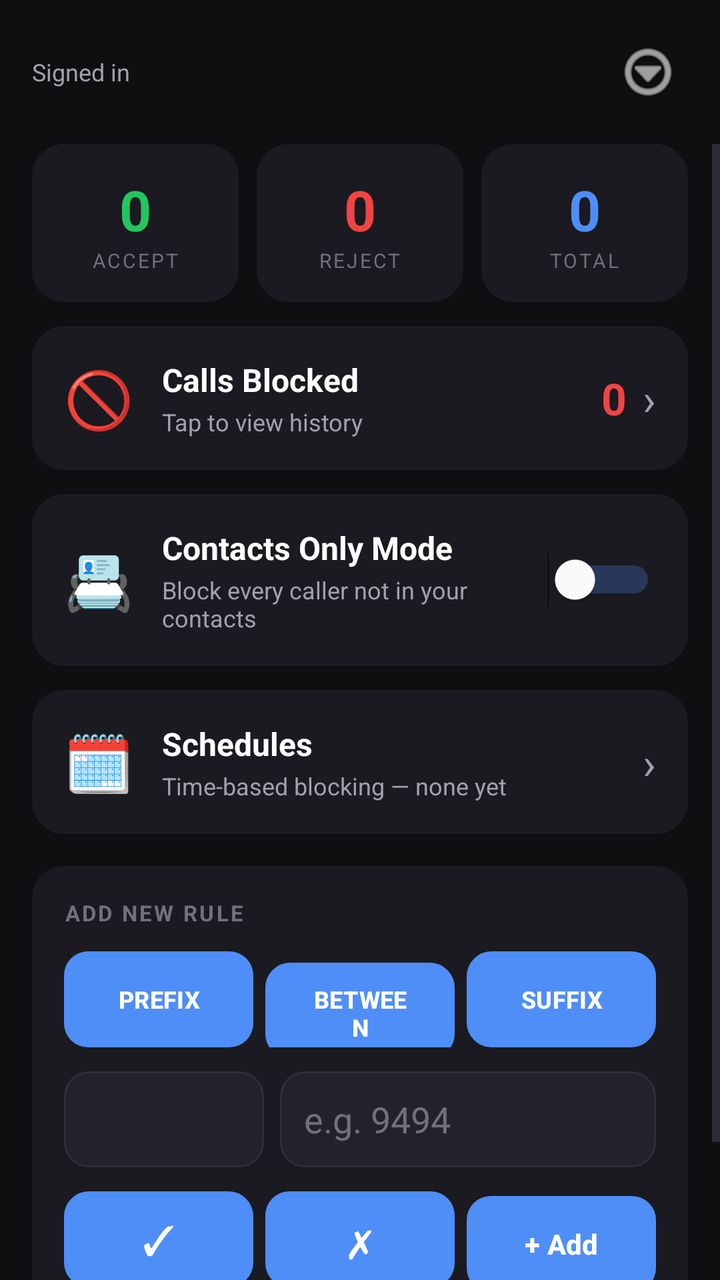
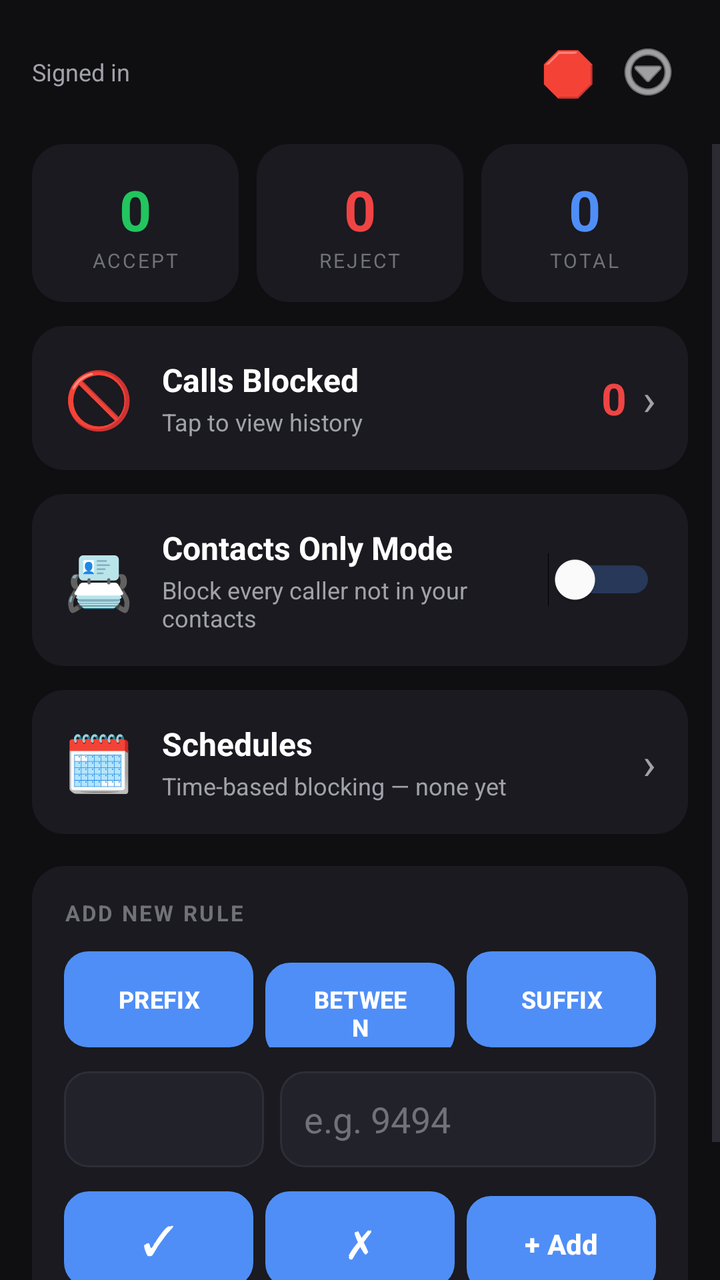

Before-and-after screenshots of an Android layout around one commit, followed by the original layout XML and the change that was made.
<!-- AndroidManifest.xml: application theme Theme.CallFilter -->
<!-- res/layout/activity_main.xml -->
<?xml version="1.0" encoding="utf-8"?>
<LinearLayout xmlns:android="http://schemas.android.com/apk/res/android"
    android:layout_width="match_parent"
    android:layout_height="match_parent"
    android:orientation="vertical"
    android:background="@color/bg">

    
    <LinearLayout
        android:layout_width="match_parent"
        android:layout_height="wrap_content"
        android:orientation="horizontal"
        android:gravity="center_vertical"
        android:padding="16dp">
        <TextView
            android:id="@+id/topBarUserInfo"
            android:layout_width="0dp"
            android:layout_weight="1"
            android:layout_height="wrap_content"
            android:text="Signed in"
            android:textSize="12sp"
            android:textColor="@color/subtext"
            android:singleLine="true"
            android:ellipsize="end"/>
        <ImageButton
            android:id="@+id/btnTopMenu"
            android:layout_width="40dp"
            android:layout_height="40dp"
            android:src="@android:drawable/ic_menu_more"
            android:background="?android:attr/selectableItemBackgroundBorderless"
            android:tint="@color/text"
            android:contentDescription="Menu"/>
    </LinearLayout>

    <ScrollView
        android:layout_width="match_parent"
        android:layout_height="0dp"
        android:layout_weight="1"
        android:fillViewport="true">

        <LinearLayout
            android:layout_width="match_parent"
            android:layout_height="wrap_content"
            android:orientation="vertical"
            android:paddingStart="16dp"
            android:paddingEnd="16dp"
            android:paddingBottom="16dp">

            
            <LinearLayout
                android:layout_width="match_parent"
                android:layout_height="wrap_content"
                android:orientation="horizontal">

                <LinearLayout
                    android:layout_width="0dp"
                    android:layout_weight="1"
                    android:layout_height="wrap_content"
                    android:orientation="vertical"
                    android:gravity="center"
                    android:background="@drawable/card_bg"
                    android:padding="14dp"
                    android:layout_marginEnd="6dp">
                    <TextView
                        android:id="@+id/statAccept"
                        android:layout_width="wrap_content"
                        android:layout_height="wrap_content"
                        android:text="0"
                        android:textSize="28sp"
                        android:textStyle="bold"
                        android:textColor="@color/accept"/>
                    <TextView
                        android:layout_width="wrap_content"
                        android:layout_height="wrap_content"
                        android:text="ACCEPT"
                        android:textSize="10sp"
                        android:textColor="@color/muted"
                        android:letterSpacing="0.1"/>
                </LinearLayout>

                <LinearLayout
                    android:layout_width="0dp"
                    android:layout_weight="1"
                    android:layout_height="wrap_content"
                    android:orientation="vertical"
                    android:gravity="center"
                    android:background="@drawable/card_bg"
                    android:padding="14dp"
                    android:layout_marginStart="3dp"
                    android:layout_marginEnd="3dp">
                    <TextView
                        android:id="@+id/statReject"
                        android:layout_width="wrap_content"
                        android:layout_height="wrap_content"
                        android:text="0"
                        android:textSize="28sp"
                        android:textStyle="bold"
                        android:textColor="@color/reject"/>
                    <TextView
                        android:layout_width="wrap_content"
                        android:layout_height="wrap_content"
                        android:text="REJECT"
                        android:textSize="10sp"
                        android:textColor="@color/muted"
                        android:letterSpacing="0.1"/>
                </LinearLayout>

                <LinearLayout
                    android:layout_width="0dp"
                    android:layout_weight="1"
                    android:layout_height="wrap_content"
                    android:orientation="vertical"
                    android:gravity="center"
                    android:background="@drawable/card_bg"
                    android:padding="14dp"
                    android:layout_marginStart="6dp">
                    <TextView
                        android:id="@+id/statTotal"
                        android:layout_width="wrap_content"
                        android:layout_height="wrap_content"
                        android:text="0"
                        android:textSize="28sp"
                        android:textStyle="bold"
                        android:textColor="@color/accent"/>
                    <TextView
                        android:layout_width="wrap_content"
                        android:layout_height="wrap_content"
                        android:text="TOTAL"
                        android:textSize="10sp"
                        android:textColor="@color/muted"
                        android:letterSpacing="0.1"/>
                </LinearLayout>
            </LinearLayout>

            
            <LinearLayout
                android:id="@+id/blockedCallsCard"
                android:layout_width="match_parent"
                android:layout_height="wrap_content"
                android:orientation="horizontal"
                android:gravity="center_vertical"
                android:background="@drawable/card_bg"
                android:padding="16dp"
                android:layout_marginTop="12dp"
                android:clickable="true"
                android:focusable="true">
                <TextView
                    android:layout_width="wrap_content"
                    android:layout_height="wrap_content"
                    android:text="🚫"
                    android:textSize="28sp"
                    android:layout_marginEnd="14dp"/>
                <LinearLayout
                    android:layout_width="0dp"
                    android:layout_weight="1"
                    android:layout_height="wrap_content"
                    android:orientation="vertical">
                    <TextView
                        android:layout_width="wrap_content"
                        android:layout_height="wrap_content"
                        android:text="Calls Blocked"
                        android:textSize="16sp"
                        android:textStyle="bold"
                        android:textColor="@color/text"/>
                    <TextView
                        android:layout_width="wrap_content"
                        android:layout_height="wrap_content"
                        android:text="Tap to view history"
                        android:textSize="12sp"
                        android:textColor="@color/subtext"
                        android:layout_marginTop="2dp"/>
                </LinearLayout>
                <TextView
                    android:id="@+id/blockedCallsCount"
                    android:layout_width="wrap_content"
                    android:layout_height="wrap_content"
                    android:text="0"
                    android:textSize="22sp"
                    android:textStyle="bold"
                    android:textColor="@color/reject"
                    android:layout_marginEnd="8dp"/>
                <TextView
                    android:layout_width="wrap_content"
                    android:layout_height="wrap_content"
                    android:text="›"
                    android:textSize="22sp"
                    android:textColor="@color/subtext"/>
            </LinearLayout>

            
            <LinearLayout
                android:layout_width="match_parent"
                android:layout_height="wrap_content"
                android:orientation="horizontal"
                android:gravity="center_vertical"
                android:background="@drawable/card_bg"
                android:padding="16dp"
                android:layout_marginTop="12dp">
                <TextView
                    android:layout_width="wrap_content"
                    android:layout_height="wrap_content"
                    android:text="📇"
                    android:textSize="28sp"
                    android:layout_marginEnd="14dp"/>
                <LinearLayout
                    android:layout_width="0dp"
                    android:layout_weight="1"
                    android:layout_height="wrap_content"
                    android:orientation="vertical">
                    <TextView
                        android:layout_width="wrap_content"
                        android:layout_height="wrap_content"
                        android:text="Contacts Only Mode"
                        android:textSize="16sp"
                        android:textStyle="bold"
                        android:textColor="@color/text"/>
                    <TextView
                        android:layout_width="wrap_content"
                        android:layout_height="wrap_content"
                        android:text="Block every caller not in your contacts"
                        android:textSize="12sp"
                        android:textColor="@color/subtext"
                        android:layout_marginTop="2dp"/>
                </LinearLayout>
                <Switch
                    android:id="@+id/contactsOnlySwitch"
                    android:layout_width="wrap_content"
                    android:layout_height="wrap_content"
                    android:thumbTint="@color/text"
                    android:trackTint="@color/accent"/>
            </LinearLayout>

            
            <include layout="@layout/home_schedules_card"/>

            
            <LinearLayout
                android:layout_width="match_parent"
                android:layout_height="wrap_content"
                android:orientation="vertical"
                android:background="@drawable/card_bg"
                android:padding="16dp"
                android:layout_marginTop="16dp">

                <TextView
                    android:layout_width="match_parent"
                    android:layout_height="wrap_content"
                    android:text="ADD NEW RULE"
                    android:textSize="11sp"
                    android:textStyle="bold"
                    android:textColor="@color/muted"
                    android:letterSpacing="0.1"/>

                
                <LinearLayout
                    android:layout_width="match_parent"
                    android:layout_height="wrap_content"
                    android:orientation="horizontal"
                    android:layout_marginTop="12dp">
                    <Button
                        android:id="@+id/btnTypePrefix"
                        android:layout_width="0dp"
                        android:layout_weight="1"
                        android:layout_height="48dp"
                        android:text="PREFIX"
                        android:textSize="12sp"
                        android:textStyle="bold"
                        android:textColor="@color/text"
                        android:background="@drawable/btn_type_active"
                        android:layout_marginEnd="4dp"/>
                    <Button
                        android:id="@+id/btnTypeBetween"
                        android:layout_width="0dp"
                        android:layout_weight="1"
                        android:layout_height="48dp"
                        android:text="BETWEEN"
                        android:textSize="12sp"
                        android:textStyle="bold"
                        android:textColor="@color/text"
                        android:background="@drawable/btn_type_inactive"
                        android:layout_marginStart="2dp"
                        android:layout_marginEnd="2dp"/>
                    <Button
                        android:id="@+id/btnTypeSuffix"
                        android:layout_width="0dp"
                        android:layout_weight="1"
                        android:layout_height="48dp"
                        android:text="SUFFIX"
                        android:textSize="12sp"
                        android:textStyle="bold"
                        android:textColor="@color/text"
                        android:background="@drawable/btn_type_inactive"
                        android:layout_marginStart="4dp"/>
                </LinearLayout>

                
                <LinearLayout
                    android:layout_width="match_parent"
                    android:layout_height="wrap_content"
                    android:orientation="horizontal"
                    android:layout_marginTop="12dp">
                    <Spinner
                        android:id="@+id/countryDialSpinner"
                        android:layout_width="100dp"
                        android:layout_height="48dp"
                        android:background="@drawable/input_bg"/>
                    <EditText
                        android:id="@+id/patternInput"
                        android:layout_width="0dp"
                        android:layout_weight="1"
                        android:layout_height="48dp"
                        android:hint="e.g. 9494"
                        android:textColor="@color/text"
                        android:textColorHint="@color/muted"
                        android:background="@drawable/input_bg"
                        android:paddingStart="12dp"
                        android:paddingEnd="12dp"
                        android:inputType="phone"
                        android:layout_marginStart="8dp"/>
                </LinearLayout>

                
                <LinearLayout
                    android:layout_width="match_parent"
                    android:layout_height="wrap_content"
                    android:orientation="horizontal"
                    android:layout_marginTop="12dp">
                    <Button
                        android:id="@+id/btnAccept"
                        android:layout_width="0dp"
                        android:layout_weight="1"
                        android:layout_height="48dp"
                        android:text="✓"
                        android:textSize="20sp"
                        android:textColor="@color/text"
                        android:background="@drawable/btn_accept_inactive"
                        android:layout_marginEnd="4dp"/>
                    <Button
                        android:id="@+id/btnReject"
                        android:layout_width="0dp"
                        android:layout_weight="1"
                        android:layout_height="48dp"
                        android:text="✗"
                        android:textSize="20sp"
                        android:textColor="@color/text"
                        android:background="@drawable/btn_reject_active"
                        android:layout_marginStart="2dp"
                        android:layout_marginEnd="2dp"/>
                    <Button
                        android:id="@+id/btnAddRule"
                        android:layout_width="0dp"
                        android:layout_weight="1"
                        android:layout_height="48dp"
                        android:text="+ Add"
                        android:textSize="14sp"
                        android:textStyle="bold"
                        android:textColor="@color/white"
                        android:background="@drawable/btn_accent"
                        android:layout_marginStart="4dp"/>
                </LinearLayout>
            </LinearLayout>

            
            <TextView
                android:id="@+id/rulesCountLabel"
                android:layout_width="match_parent"
                android:layout_height="wrap_content"
                android:text="ACTIVE RULES (0)"
                android:textSize="11sp"
                android:textStyle="bold"
                android:textColor="@color/muted"
                android:letterSpacing="0.1"
                android:layout_marginTop="20dp"
                android:layout_marginBottom="8dp"/>

            <LinearLayout
                android:id="@+id/rulesContainer"
                android:layout_width="match_parent"
                android:layout_height="wrap_content"
                android:orientation="vertical"/>
        </LinearLayout>
    </ScrollView>
</LinearLayout>
<!-- res/layout/home_schedules_card.xml (included above) -->
<?xml version="1.0" encoding="utf-8"?>
<LinearLayout xmlns:android="http://schemas.android.com/apk/res/android"
    android:id="@+id/cardSchedules"
    android:layout_width="match_parent" android:layout_height="wrap_content"
    android:orientation="horizontal" android:gravity="center_vertical"
    android:background="@drawable/card_bg" android:padding="16dp"
    android:clickable="true" android:focusable="true"
    android:layout_marginTop="12dp">
    <TextView android:layout_width="wrap_content" android:layout_height="wrap_content"
        android:text="🗓️" android:textSize="28sp" android:layout_marginEnd="14dp"/>
    <LinearLayout android:layout_width="0dp" android:layout_weight="1"
        android:layout_height="wrap_content" android:orientation="vertical">
        <TextView android:layout_width="wrap_content" android:layout_height="wrap_content"
            android:text="Schedules" android:textSize="16sp" android:textStyle="bold"
            android:textColor="@color/text"/>
        <TextView android:id="@+id/schedulesSummary"
            android:layout_width="wrap_content" android:layout_height="wrap_content"
            android:text="Time-based blocking — none yet"
            android:textSize="12sp" android:textColor="@color/subtext"
            android:layout_marginTop="2dp"/>
    </LinearLayout>
    <TextView android:id="@+id/schedulesActiveBadge"
        android:layout_width="wrap_content" android:layout_height="wrap_content"
        android:text="ACTIVE" android:textSize="10sp" android:textStyle="bold"
        android:textColor="@color/white" android:background="@drawable/badge_accept"
        android:paddingStart="8dp" android:paddingEnd="8dp"
        android:paddingTop="3dp" android:paddingBottom="3dp"
        android:layout_marginEnd="8dp" android:visibility="gone"/>
    <TextView android:layout_width="wrap_content" android:layout_height="wrap_content"
        android:text="›" android:textSize="22sp" android:textColor="@color/subtext"/>
</LinearLayout>
<!-- resources referenced by this layout -->
<resources>
  <color name="accent">#4F8EF7</color>
  <color name="accept">#22C55E</color>
  <color name="bg">#0F0F12</color>
  <color name="muted">#71717A</color>
  <color name="reject">#EF4444</color>
  <color name="subtext">#A1A1AA</color>
  <color name="text">#FFFFFF</color>
  <color name="white">#FFFFFF</color>
  <!-- drawable badge_accept (drawable) -->
  <?xml version="1.0" encoding="utf-8"?>
  <shape xmlns:android="http://schemas.android.com/apk/res/android" android:shape="rectangle">
      <corners android:radius="4dp"/>
      <solid android:color="#22C55E"/>
  </shape>
  <!-- drawable btn_accent (drawable) -->
  <?xml version="1.0" encoding="utf-8"?>
  <shape xmlns:android="http://schemas.android.com/apk/res/android" android:shape="rectangle">
      <corners android:radius="12dp"/>
      <solid android:color="#4F8EF7"/>
  </shape>
  <!-- drawable btn_accept_inactive (drawable) -->
  <?xml version="1.0" encoding="utf-8"?>
  <shape xmlns:android="http://schemas.android.com/apk/res/android" android:shape="rectangle">
      <corners android:radius="12dp"/>
      <solid android:color="#22232A"/>
      <stroke android:width="1dp" android:color="#2D2E36"/>
  </shape>
  <!-- drawable btn_reject_active (drawable) -->
  <?xml version="1.0" encoding="utf-8"?>
  <shape xmlns:android="http://schemas.android.com/apk/res/android" android:shape="rectangle">
      <corners android:radius="12dp"/>
      <solid android:color="#EF4444"/>
  </shape>
  <!-- drawable btn_type_active (drawable) -->
  <?xml version="1.0" encoding="utf-8"?>
  <shape xmlns:android="http://schemas.android.com/apk/res/android" android:shape="rectangle">
      <corners android:radius="12dp"/>
      <solid android:color="#4F8EF7"/>
  </shape>
  <!-- drawable btn_type_inactive (drawable) -->
  <?xml version="1.0" encoding="utf-8"?>
  <shape xmlns:android="http://schemas.android.com/apk/res/android" android:shape="rectangle">
      <corners android:radius="12dp"/>
      <solid android:color="#22232A"/>
      <stroke android:width="1dp" android:color="#2D2E36"/>
  </shape>
  <!-- drawable card_bg (drawable) -->
  <?xml version="1.0" encoding="utf-8"?>
  <shape xmlns:android="http://schemas.android.com/apk/res/android" android:shape="rectangle">
      <corners android:radius="16dp"/>
      <solid android:color="#1A1A20"/>
  </shape>
  <!-- drawable input_bg (drawable) -->
  <?xml version="1.0" encoding="utf-8"?>
  <shape xmlns:android="http://schemas.android.com/apk/res/android" android:shape="rectangle">
      <corners android:radius="12dp"/>
      <solid android:color="#22232A"/>
      <stroke android:width="1dp" android:color="#2D2E36"/>
  </shape>
  <style name="Theme.CallFilter" parent="Theme.Material3.DayNight.NoActionBar">
          <item name="android:windowBackground">@color/bg</item>
          <item name="android:statusBarColor">@color/bg</item>
          <item name="android:navigationBarColor">@color/bg</item>
          <item name="android:windowLightStatusBar">false</item>
          <item name="colorPrimary">@color/accent</item>
          <item name="colorOnPrimary">@color/white</item>
          <item name="android:textColor">@color/text</item>
      </style>
</resources>

<!-- the commit's change to res/layout/activity_main.xml (unified diff, before → after) -->
@@ -22,6 +22,28 @@
             android:textColor="@color/subtext"
             android:singleLine="true"
             android:ellipsize="end"/>
+        <TextView
+            android:id="@+id/btnBlockAll"
+            android:layout_width="40dp"
+            android:layout_height="40dp"
+            android:text="🛑"
+            android:textSize="22sp"
+            android:gravity="center"
+            android:background="?android:attr/selectableItemBackgroundBorderless"
+            android:clickable="true"
+            android:focusable="true"
+            android:contentDescription="Block all calls now"/>
+        <TextView
+            android:id="@+id/btnBlockAllCountdown"
+            android:layout_width="wrap_content"
+            android:layout_height="wrap_content"
+            android:text=""
+            android:textSize="11sp"
+            android:textStyle="bold"
+            android:textColor="@color/reject"
+            android:paddingStart="2dp"
+            android:paddingEnd="6dp"
+            android:visibility="gone"/>
         <ImageButton
             android:id="@+id/btnTopMenu"
             android:layout_width="40dp"
@@ -30,6 +52,60 @@
             android:background="?android:attr/selectableItemBackgroundBorderless"
             android:tint="@color/text"
             android:contentDescription="Menu"/>
+    </LinearLayout>
+
+    
+    <LinearLayout
+        android:id="@+id/blockAllBanner"
+        android:layout_width="match_parent"
+        android:layout_height="wrap_content"
+        android:orientation="horizontal"
+        android:gravity="center_vertical"
+        android:background="@drawable/banner_block_all"
+        android:padding="14dp"
+        android:layout_marginStart="16dp"
+        android:layout_marginEnd="16dp"
+        android:layout_marginBottom="8dp"
+        android:visibility="gone">
+        <TextView
+            android:layout_width="wrap_content"
+            android:layout_height="wrap_content"
+            android:text="🛑"
+            android:textSize="24sp"
+            android:layout_marginEnd="12dp"/>
+        <LinearLayout
+            android:layout_width="0dp"
+            android:layout_weight="1"
+            android:layout_height="wrap_content"
+            android:orientation="vertical">
+            <TextView
+                android:layout_width="wrap_content"
+                android:layout_height="wrap_content"
+                android:text="Block All Now is active"
+                android:textSize="14sp"
+                android:textStyle="bold"
+                android:textColor="@color/white"/>
+            <TextView
+                android:id="@+id/blockAllStatus"
+                android:layout_width="wrap_content"
+                android:layout_height="wrap_content"
+                android:text=""
+                android:textSize="12sp"
+                android:textColor="@color/white"
+                android:layout_marginTop="2dp"/>
+        </LinearLayout>
+        <Button
+            android:id="@+id/btnStopBlockAll"
+            android:layout_width="wrap_content"
+            android:layout_height="36dp"
+            android:text="STOP"
+            android:textSize="12sp"
+            android:textStyle="bold"
+            android:textColor="@color/reject"
+            android:background="@drawable/btn_stop_block_all"
+            android:paddingStart="14dp"
+            android:paddingEnd="14dp"
+            android:minWidth="0dp"/>
     </LinearLayout>
 
     <ScrollView
<!-- resource entries referenced after the edit -->
@@ -13,6 +13,16 @@
   <shape xmlns:android="http://schemas.android.com/apk/res/android" android:shape="rectangle">
       <corners android:radius="4dp"/>
       <solid android:color="#22C55E"/>
+  </shape>
+  <!-- drawable banner_block_all (drawable) -->
+  <?xml version="1.0" encoding="utf-8"?>
+  <shape xmlns:android="http://schemas.android.com/apk/res/android"
+      android:shape="rectangle">
+      <gradient
+          android:startColor="#EF4444"
+          android:endColor="#B91C1C"
+          android:angle="270"/>
+      <corners android:radius="12dp"/>
   </shape>
   <!-- drawable btn_accent (drawable) -->
   <?xml version="1.0" encoding="utf-8"?>
@@ -32,6 +42,13 @@
   <shape xmlns:android="http://schemas.android.com/apk/res/android" android:shape="rectangle">
       <corners android:radius="12dp"/>
       <solid android:color="#EF4444"/>
+  </shape>
+  <!-- drawable btn_stop_block_all (drawable) -->
+  <?xml version="1.0" encoding="utf-8"?>
+  <shape xmlns:android="http://schemas.android.com/apk/res/android"
+      android:shape="rectangle">
+      <solid android:color="#FFFFFF"/>
+      <corners android:radius="18dp"/>
   </shape>
   <!-- drawable btn_type_active (drawable) -->
   <?xml version="1.0" encoding="utf-8"?>
